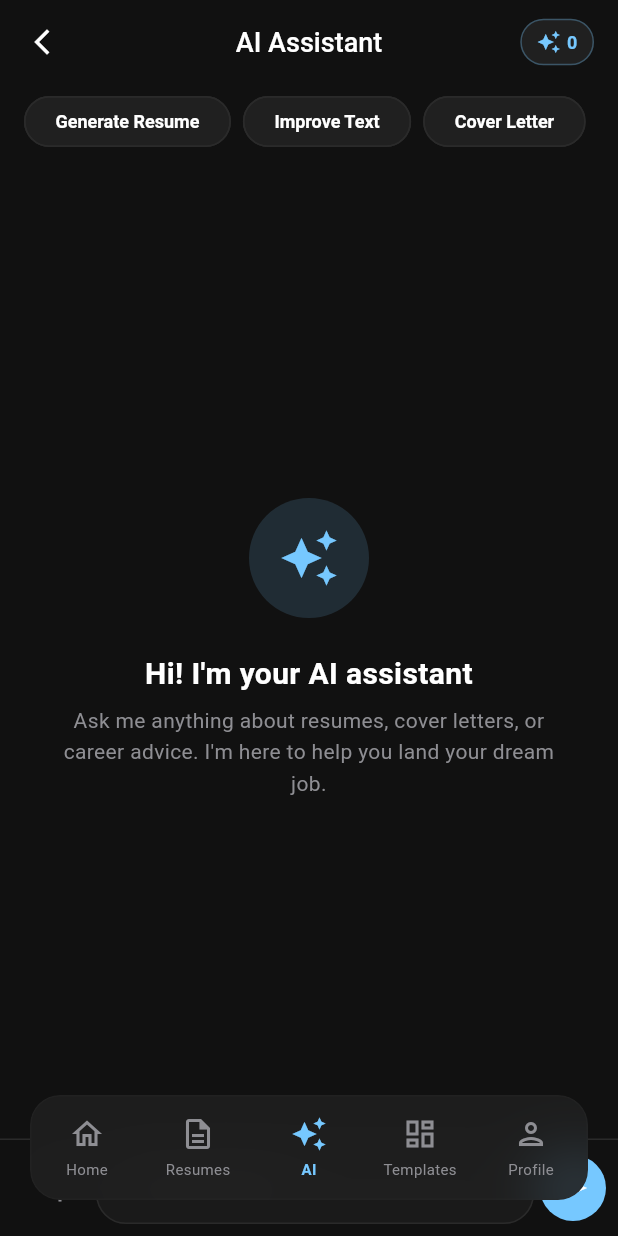
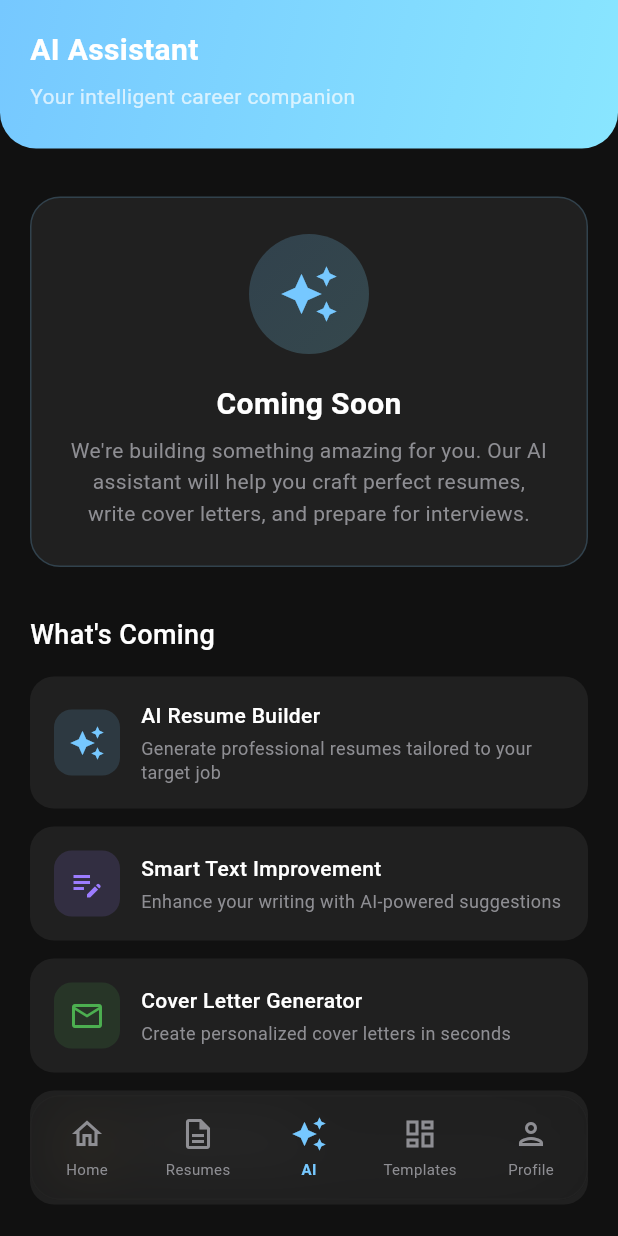
Before and after one commit to matmood-dev/flutter-resume-maker, a Flutter app: the screen it shows once a user with an empty profile is signed in, item 3 of the bottom bar chosen, on a phone screen of 412 x 824 dp. Run offline on Flutter 3.47's test engine with Material 3 defaults, Android fonts, the phone set to English and light mode, and no system bars; our stand-ins replace flutter_riverpod, gap, go_router, image_picker, pdf, printing and 2 more; accounts and stored records are empty.

Commit message:
ai screen

```diff
--- a/lib/features/ai/ai_assistant_screen.dart
+++ b/lib/features/ai/ai_assistant_screen.dart
@@ -1,144 +1,183 @@
 import 'package:flutter/material.dart';
-import 'package:flutter_riverpod/flutter_riverpod.dart';
 import 'package:gap/gap.dart';
-import 'package:go_router/go_router.dart';
 
 import '../../core/theme/app_colors.dart';
 import '../../core/theme/app_text_styles.dart';
-import '../../providers/ai_provider.dart';
 
-class _ChatMessage {
-  final String text;
-  final bool isUser;
-  final DateTime timestamp;
-
-  const _ChatMessage({
-    required this.text,
-    required this.isUser,
-    required this.timestamp,
-  });
-}
-
-class AiAssistantScreen extends ConsumerStatefulWidget {
+class AiAssistantScreen extends StatelessWidget {
   const AiAssistantScreen({super.key});
 
   @override
-  ConsumerState<AiAssistantScreen> createState() => _AiAssistantScreenState();
+  Widget build(BuildContext context) {
+    return Scaffold(
+      backgroundColor: AppColors.background,
+      body: CustomScrollView(
+        slivers: [
+          SliverToBoxAdapter(
+            child: _buildHeader(context),
+          ),
+          SliverPadding(
+            padding: const EdgeInsets.fromLTRB(20, 0, 20, 100),
+            sliver: SliverList(
+              delegate: SliverChildListDelegate([
+                const Gap(32),
+                _buildComingSoonCard(),
+                const Gap(32),
+                _buildFeaturesSection(),
+                const Gap(32),
+                _buildNotifySection(context),
+              ]),
+            ),
+          ),
+        ],
+      ),
+    );
   }
 
-class _AiAssistantScreenState extends ConsumerState<AiAssistantScreen> {
-  final _controller = TextEditingController();
-  final _scrollController = ScrollController();
-  final List<_ChatMessage> _messages = [];
-  bool _isTyping = false;
-
-  final _suggestions = const [
-    'Generate Resume',
-    'Improve Text',
-    'Cover Letter',
-    'Interview Prep',
-    'Career Advice',
-  ];
-
-  @override
-  void dispose() {
-    _controller.dispose();
-    _scrollController.dispose();
-    super.dispose();
+  Widget _buildHeader(BuildContext context) {
+    return Container(
+      decoration: const BoxDecoration(
+        gradient: LinearGradient(
+          begin: Alignment.topLeft,
+          end: Alignment.bottomRight,
+          colors: [AppColors.primary, AppColors.accent],
+        ),
+        borderRadius: BorderRadius.vertical(bottom: Radius.circular(24)),
+      ),
+      padding: EdgeInsets.only(
+        top: MediaQuery.of(context).padding.top + 20,
+        left: 20,
+        right: 20,
+        bottom: 24,
+      ),
+      child: Column(
+        crossAxisAlignment: CrossAxisAlignment.start,
+        children: [
+          Text('AI Assistant', style: AppTextStyles.headlineMedium.copyWith(color: Colors.white)),
+          const Gap(8),
+          Text(
+            'Your intelligent career companion',
+            style: AppTextStyles.bodyMedium.copyWith(color: Colors.white70),
+          ),
+        ],
+      ),
+    );
   }
 
-  void _scrollToBottom() {
-    WidgetsBinding.instance.addPostFrameCallback((_) {
-      if (_scrollController.hasClients) {
-        _scrollController.animateTo(
-          _scrollController.position.maxScrollExtent,
-          duration: const Duration(milliseconds: 300),
-          curve: Curves.easeOut,
-        );
-      }
-    });
-  }
-
-  Future<void> _sendMessage(String text) async {
-    if (text.trim().isEmpty || _isTyping) return;
-
-    final userMessage = _ChatMessage(
-      text: text.trim(),
-      isUser: true,
-      timestamp: DateTime.now(),
-    );
-
-    setState(() {
-      _messages.add(userMessage);
-      _isTyping = true;
-    });
-    _controller.clear();
-    _scrollToBottom();
-
-    final aiState = ref.read(aiProvider);
-    if (aiState.aiCredits <= 0) {
-      setState(() {
-        _messages.add(_ChatMessage(
-          text: 'No AI credits remaining. Please upgrade your plan.',
-          isUser: false,
-          timestamp: DateTime.now(),
-        ));
-        _isTyping = false;
-      });
-      _scrollToBottom();
-      return;
-    }
-
-    final result = await ref.read(aiProvider.notifier).generateContent(
-          prompt: text.trim(),
-        );
-
-    if (mounted) {
-      setState(() {
-        _messages.add(_ChatMessage(
-          text: result.isEmpty ? 'Unable to generate response.' : result,
-          isUser: false,
-          timestamp: DateTime.now(),
-        ));
-        _isTyping = false;
-      });
-      _scrollToBottom();
-    }
-  }
-
-  @override
-  Widget build(BuildContext context) {
-    final aiState = ref.watch(aiProvider);
-
-    return Scaffold(
-      backgroundColor: AppColors.background,
-      appBar: AppBar(
-        backgroundColor: AppColors.background,
-        surfaceTintColor: Colors.transparent,
-        leading: IconButton(
-          icon: const Icon(Icons.arrow_back_ios_new, size: 20),
-          onPressed: () => context.pop(),
-        ),
-        title: Text('AI Assistant', style: AppTextStyles.titleLarge),
-        centerTitle: true,
-        actions: [
-          Container(
-            margin: const EdgeInsets.only(right: 16),
-            padding: const EdgeInsets.symmetric(horizontal: 10, vertical: 6),
+  Widget _buildComingSoonCard() {
+    return Container(
+      width: double.infinity,
+      padding: const EdgeInsets.all(24),
       decoration: BoxDecoration(
         color: AppColors.card,
         borderRadius: BorderRadius.circular(20),
-              border: Border.all(color: AppColors.primary.withAlpha(80)),
+        border: Border.all(color: AppColors.primary.withAlpha(51)),
+      ),
+      child: Column(
+        children: [
+          Container(
+            width: 80,
+            height: 80,
+            decoration: BoxDecoration(
+              gradient: LinearGradient(
+                begin: Alignment.topLeft,
+                end: Alignment.bottomRight,
+                colors: [
+                  AppColors.primary.withAlpha(51),
+                  AppColors.accent.withAlpha(51),
+                ],
+              ),
+              shape: BoxShape.circle,
+            ),
+            child: const Icon(
+              Icons.auto_awesome,
+              color: AppColors.primary,
+              size: 40,
+            ),
+          ),
+          const Gap(20),
+          Text(
+            'Coming Soon',
+            style: AppTextStyles.headlineMedium,
+          ),
+          const Gap(8),
+          Text(
+            'We\'re building something amazing for you. Our AI assistant will help you craft perfect resumes, write cover letters, and prepare for interviews.',
+            textAlign: TextAlign.center,
+            style: AppTextStyles.bodyMedium.copyWith(
+              color: AppColors.textGrey,
+              height: 1.5,
+            ),
+          ),
+        ],
+      ),
+    );
+  }
+
+  Widget _buildFeaturesSection() {
+    final features = [
+      _FeatureItem(
+        icon: Icons.auto_awesome,
+        title: 'AI Resume Builder',
+        description: 'Generate professional resumes tailored to your target job',
+        color: AppColors.primary,
+      ),
+      _FeatureItem(
+        icon: Icons.edit_note,
+        title: 'Smart Text Improvement',
+        description: 'Enhance your writing with AI-powered suggestions',
+        color: const Color(0xFF9C7CFF),
+      ),
+      _FeatureItem(
+        icon: Icons.mail_outline,
+        title: 'Cover Letter Generator',
+        description: 'Create personalized cover letters in seconds',
+        color: AppColors.success,
+      ),
+      _FeatureItem(
+        icon: Icons.psychology_outlined,
+        title: 'Interview Coach',
+        description: 'Practice with AI-generated interview questions',
+        color: AppColors.warning,
+      ),
+    ];
+
+    return Column(
+      crossAxisAlignment: CrossAxisAlignment.start,
+      children: [
+        Text('What\'s Coming', style: AppTextStyles.titleLarge),
+        const Gap(16),
+        ...features.map((feature) => Padding(
+          padding: const EdgeInsets.only(bottom: 12),
+          child: Container(
+            padding: const EdgeInsets.all(16),
+            decoration: BoxDecoration(
+              color: AppColors.card,
+              borderRadius: BorderRadius.circular(16),
             ),
             child: Row(
-              mainAxisSize: MainAxisSize.min,
               children: [
-                Icon(Icons.auto_awesome, size: 16, color: AppColors.primary),
+                Container(
+                  width: 44,
+                  height: 44,
+                  decoration: BoxDecoration(
+                    color: feature.color.withAlpha(38),
+                    borderRadius: BorderRadius.circular(12),
+                  ),
+                  child: Icon(feature.icon, color: feature.color, size: 24),
+                ),
+                const Gap(14),
+                Expanded(
+                  child: Column(
+                    crossAxisAlignment: CrossAxisAlignment.start,
+                    children: [
+                      Text(feature.title, style: AppTextStyles.titleSmall),
                       const Gap(4),
                       Text(
-                  '${aiState.aiCredits}',
-                  style: AppTextStyles.labelMedium.copyWith(
-                    color: AppColors.primary,
+                        feature.description,
+                        style: AppTextStyles.bodySmall.copyWith(
+                          color: AppColors.textGrey,
+                          height: 1.3,
                         ),
                       ),
                     ],
@@ -146,224 +185,60 @@ class _AiAssistantScreenState extends ConsumerState<AiAssistantScreen> {
                 ),
               ],
             ),
-      body: Column(
-        children: [
-          if (_messages.isEmpty) _buildSuggestions(),
-          Expanded(
-            child: _messages.isEmpty
-                ? _buildEmptyState()
-                : _buildMessageList(),
           ),
-          _buildInputField(),
+        )),
       ],
-      ),
     );
   }
 
-  Widget _buildSuggestions() {
+  Widget _buildNotifySection(BuildContext context) {
     return Container(
-      height: 50,
-      padding: const EdgeInsets.symmetric(horizontal: 16),
-      child: ListView.separated(
-        scrollDirection: Axis.horizontal,
-        itemCount: _suggestions.length,
-            separatorBuilder: (_, b) => const Gap(8),
-        itemBuilder: (context, index) {
-          final suggestion = _suggestions[index];
-          return ActionChip(
-            label: Text(
-              suggestion,
-              style: AppTextStyles.labelMedium.copyWith(color: AppColors.textWhite),
+      width: double.infinity,
+      padding: const EdgeInsets.all(20),
+      decoration: BoxDecoration(
+        color: AppColors.card,
+        borderRadius: BorderRadius.circular(16),
+        border: Border.all(color: AppColors.border.withAlpha(51)),
       ),
-            backgroundColor: AppColors.card,
-            side: BorderSide(color: AppColors.border),
-            shape: RoundedRectangleBorder(
-              borderRadius: BorderRadius.circular(20),
+      child: Column(
+        children: [
+          Icon(
+            Icons.notifications_outlined,
+            color: AppColors.primary,
+            size: 32,
           ),
-            onPressed: () => _sendMessage(suggestion),
-            padding: const EdgeInsets.symmetric(horizontal: 12, vertical: 6),
-          );
-        },
-      ),
-    );
-  }
-
-  Widget _buildEmptyState() {
-    return Center(
-      child: Padding(
-        padding: const EdgeInsets.symmetric(horizontal: 40),
-        child: Column(
-          mainAxisAlignment: MainAxisAlignment.center,
-          children: [
-            Container(
-              width: 80,
-              height: 80,
-              decoration: BoxDecoration(
-                color: AppColors.primary.withAlpha(38),
-                shape: BoxShape.circle,
-              ),
-              child: Icon(
-                Icons.auto_awesome,
-                color: AppColors.primary,
-                size: 40,
-              ),
-            ),
-            const Gap(24),
+          const Gap(12),
           Text(
-              'Hi! I\'m your AI assistant',
-              style: AppTextStyles.headlineMedium,
-              textAlign: TextAlign.center,
+            'Get Notified',
+            style: AppTextStyles.titleMedium,
           ),
           const Gap(8),
           Text(
-              'Ask me anything about resumes, cover letters, or career advice. I\'m here to help you land your dream job.',
-              style: AppTextStyles.bodyMedium.copyWith(
-                color: AppColors.textGrey,
+            'We\'ll let you know when AI Assistant is ready.',
+            textAlign: TextAlign.center,
+            style: AppTextStyles.bodySmall.copyWith(color: AppColors.textGrey),
           ),
-              textAlign: TextAlign.center,
+          const Gap(16),
+          SizedBox(
+            width: double.infinity,
+            child: ElevatedButton(
+              onPressed: () {
+                ScaffoldMessenger.of(context).showSnackBar(
+                  const SnackBar(
+                    content: Text('You\'ll be notified when we launch!'),
+                    backgroundColor: AppColors.success,
                   ),
-          ],
+                );
+              },
+              style: ElevatedButton.styleFrom(
+                backgroundColor: AppColors.primary,
+                foregroundColor: AppColors.background,
+                padding: const EdgeInsets.symmetric(vertical: 14),
+                shape: RoundedRectangleBorder(
+                  borderRadius: BorderRadius.circular(12),
                 ),
               ),
-    );
-  }
-
-  Widget _buildMessageList() {
-    return ListView.builder(
-      controller: _scrollController,
-      padding: const EdgeInsets.symmetric(horizontal: 16, vertical: 12),
-      itemCount: _messages.length + (_isTyping ? 1 : 0),
-      itemBuilder: (context, index) {
-        if (index == _messages.length) {
-          return _buildTypingIndicator();
-        }
-        return _buildMessageBubble(_messages[index]);
-      },
-    );
-  }
-
-  Widget _buildMessageBubble(_ChatMessage message) {
-    final isUser = message.isUser;
-
-    return Align(
-      alignment: isUser ? Alignment.centerRight : Alignment.centerLeft,
-      child: Container(
-        constraints: BoxConstraints(
-          maxWidth: MediaQuery.of(context).size.width * 0.78,
-        ),
-        margin: const EdgeInsets.only(bottom: 12),
-        padding: const EdgeInsets.symmetric(horizontal: 16, vertical: 12),
-        decoration: BoxDecoration(
-          color: isUser ? AppColors.primary : AppColors.card,
-          borderRadius: BorderRadius.only(
-            topLeft: const Radius.circular(16),
-            topRight: const Radius.circular(16),
-            bottomLeft: Radius.circular(isUser ? 16 : 4),
-            bottomRight: Radius.circular(isUser ? 4 : 16),
-          ),
-        ),
-        child: Text(
-          message.text,
-          style: AppTextStyles.bodyMedium.copyWith(
-            color: isUser ? Colors.white : AppColors.textWhite,
-          ),
-        ),
-      ),
-    );
-  }
-
-  Widget _buildTypingIndicator() {
-    return Align(
-      alignment: Alignment.centerLeft,
-      child: Container(
-        margin: const EdgeInsets.only(bottom: 12),
-        padding: const EdgeInsets.symmetric(horizontal: 20, vertical: 14),
-        decoration: BoxDecoration(
-          color: AppColors.card,
-          borderRadius: const BorderRadius.only(
-            topLeft: Radius.circular(16),
-            topRight: Radius.circular(16),
-            bottomLeft: Radius.circular(4),
-            bottomRight: Radius.circular(16),
-          ),
-        ),
-        child: Row(
-          mainAxisSize: MainAxisSize.min,
-          children: [
-            SizedBox(
-              width: 16,
-              height: 16,
-              child: CircularProgressIndicator(
-                strokeWidth: 2,
-                color: AppColors.primary,
-              ),
-            ),
-            const Gap(8),
-            Text(
-              'Thinking...',
-              style: AppTextStyles.bodySmall.copyWith(
-                color: AppColors.textGrey,
-              ),
-            ),
-          ],
-        ),
-      ),
-    );
-  }
-
-  Widget _buildInputField() {
-    return Container(
-      padding: EdgeInsets.only(
-        left: 16,
-        right: 8,
-        top: 8,
-        bottom: MediaQuery.of(context).padding.bottom + 8,
-      ),
-      decoration: BoxDecoration(
-        color: AppColors.background,
-        border: Border(top: BorderSide(color: AppColors.border)),
-      ),
-      child: Row(
-        children: [
-          IconButton(
-            icon: Icon(Icons.mic, color: AppColors.textGrey),
-            onPressed: () {},
-          ),
-          Expanded(
-            child: Container(
-              decoration: BoxDecoration(
-                color: AppColors.card,
-                borderRadius: BorderRadius.circular(24),
-              ),
-              child: TextField(
-                controller: _controller,
-                style: AppTextStyles.bodyMedium,
-                decoration: InputDecoration(
-                  hintText: 'Ask AI anything...',
-                  hintStyle: AppTextStyles.bodyMedium.copyWith(
-                    color: AppColors.textGrey,
-                  ),
-                  border: InputBorder.none,
-                  contentPadding: const EdgeInsets.symmetric(
-                    horizontal: 16,
-                    vertical: 12,
-                  ),
-                ),
-                onSubmitted: _sendMessage,
-              ),
-            ),
-          ),
-          const Gap(4),
-          Container(
-            width: 44,
-            height: 44,
-            decoration: const BoxDecoration(
-              color: AppColors.primary,
-              shape: BoxShape.circle,
-            ),
-            child: IconButton(
-              icon: const Icon(Icons.send, color: Colors.white, size: 20),
-              onPressed: () => _sendMessage(_controller.text),
+              child: const Text('Notify Me'),
             ),
           ),
         ],
@@ -371,3 +246,17 @@ class _AiAssistantScreenState extends ConsumerState<AiAssistantScreen> {
     );
   }
 }
+
+class _FeatureItem {
+  final IconData icon;
+  final String title;
+  final String description;
+  final Color color;
+
+  const _FeatureItem({
+    required this.icon,
+    required this.title,
+    required this.description,
+    required this.color,
+  });
+}
```
Lines whose indentation alone changed are shown as unchanged.
